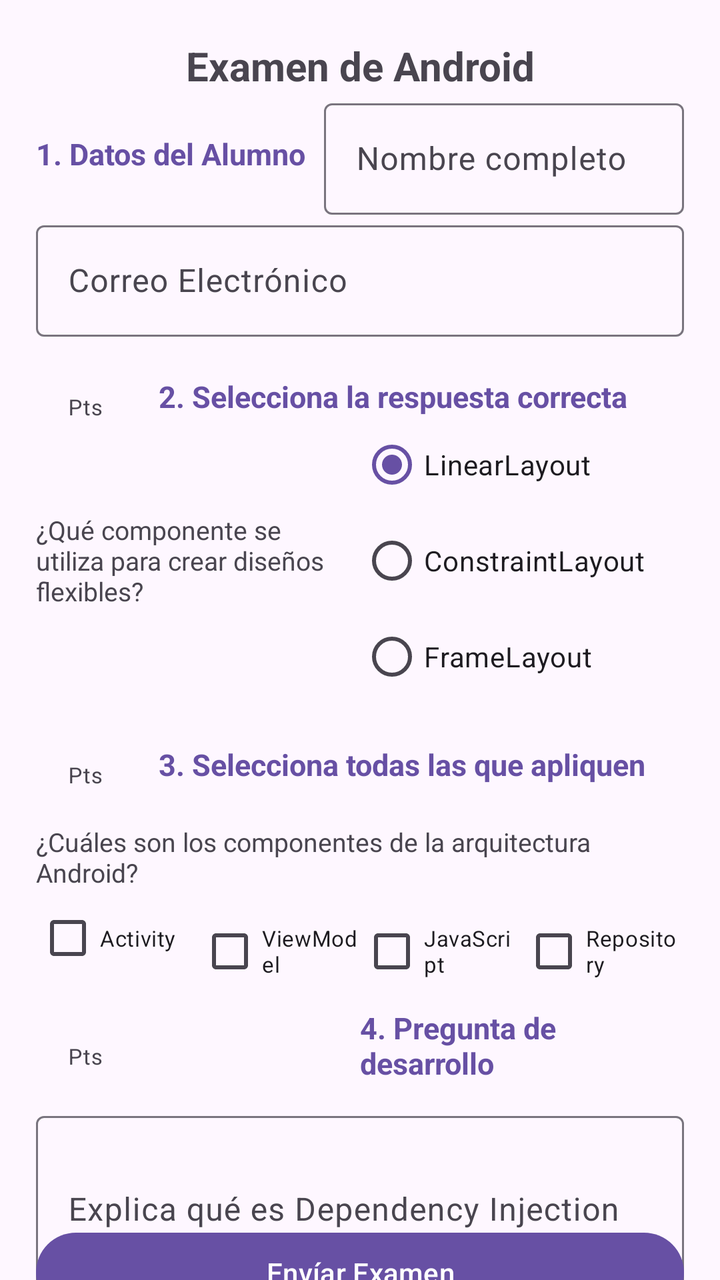
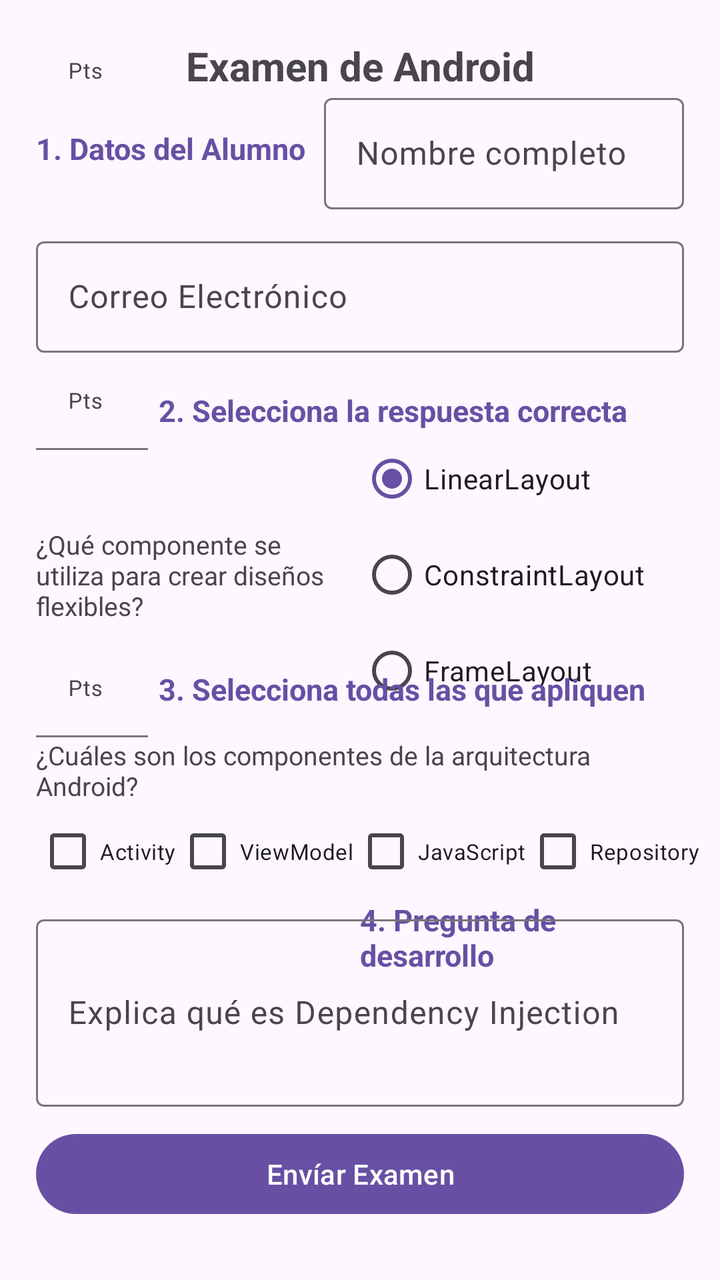

Two renders of the same Android screen: before a commit and after it. Below are the layout's source before the change and the commit's diff.
<!-- AndroidManifest.xml: application theme Theme.Prueba1 -->
<!-- res/layout/activity_main.xml -->
<?xml version="1.0" encoding="utf-8"?>
<androidx.constraintlayout.widget.ConstraintLayout xmlns:android="http://schemas.android.com/apk/res/android"
    xmlns:app="http://schemas.android.com/apk/res-auto"
    xmlns:tools="http://schemas.android.com/tools"
    android:id="@+id/main"
    android:layout_width="match_parent"
    android:layout_height="match_parent"
    tools:context=".MainActivity"
    android:textColor="?attr/colorOnSurface">

    <androidx.constraintlayout.widget.Guideline
        android:id="@+id/guideline_izquierda"
        android:layout_width="wrap_content"
        android:layout_height="wrap_content"
        android:orientation="vertical"
        app:layout_constraintGuide_percent="0.05" />

    <androidx.constraintlayout.widget.Guideline
        android:id="@+id/guideline_pts"
        android:layout_width="wrap_content"
        android:layout_height="wrap_content"
        android:orientation="vertical"
        app:layout_constraintGuide_percent="0.22" />

    <androidx.constraintlayout.widget.Guideline
        android:id="@+id/guideline_mitad"
        android:layout_width="wrap_content"
        android:layout_height="wrap_content"
        android:orientation="vertical"
        app:layout_constraintGuide_percent="0.50" />

    <androidx.constraintlayout.widget.Guideline
        android:id="@+id/guideline_derecha"
        android:layout_width="wrap_content"
        android:layout_height="wrap_content"
        android:orientation="vertical"
        app:layout_constraintGuide_percent="0.95" />


    <androidx.constraintlayout.widget.Guideline
        android:id="@+id/guideline_superior"
        android:layout_width="wrap_content"
        android:layout_height="wrap_content"
        android:orientation="horizontal"
        app:layout_constraintGuide_percent="0.03" />

    <androidx.constraintlayout.widget.Guideline
        android:id="@+id/guideline_inferior"
        android:layout_width="wrap_content"
        android:layout_height="wrap_content"
        android:orientation="horizontal"
        app:layout_constraintGuide_percent="0.97" />


    <TextView
        android:id="@+id/titulo"
        android:layout_width="0dp"
        android:layout_height="wrap_content"
        android:gravity="center"
        android:text="@string/examen_de_android"
        android:textSize="20sp"
        android:textStyle="bold"
        app:layout_constraintEnd_toEndOf="@id/guideline_derecha"
        app:layout_constraintStart_toStartOf="@id/guideline_izquierda"
        app:layout_constraintTop_toTopOf="@id/guideline_superior" />


    <TextView
        android:id="@+id/datosAlumno"
        android:layout_width="0dp"
        android:layout_height="wrap_content"
        android:text="@string/datos_alumno"
        android:textSize="15sp"
        android:textStyle="bold"
        android:textColor="?attr/colorPrimary"
        app:layout_constraintBottom_toBottomOf="@id/cajaNombre"
        app:layout_constraintStart_toStartOf="@id/guideline_izquierda"
        app:layout_constraintTop_toTopOf="@id/cajaNombre"
        app:layout_constraintWidth_percent="0.4" />

    <com.google.android.material.textfield.TextInputLayout
        android:id="@+id/cajaNombre"
        android:layout_width="0dp"
        android:layout_height="wrap_content"
        android:hint="@string/nombre_completo"
        app:layout_constraintEnd_toEndOf="@id/guideline_derecha"
        app:layout_constraintStart_toEndOf="@id/datosAlumno"
        app:layout_constraintTop_toBottomOf="@id/titulo">

        <com.google.android.material.textfield.TextInputEditText
            android:id="@+id/editNombre"
            android:layout_width="match_parent"
            android:layout_height="wrap_content" />

    </com.google.android.material.textfield.TextInputLayout>

    <com.google.android.material.textfield.TextInputLayout
        android:id="@+id/cajaEmail"
        android:layout_width="0dp"
        android:layout_height="wrap_content"
        android:hint="@string/email"
        app:layout_constraintEnd_toEndOf="@id/guideline_derecha"
        app:layout_constraintStart_toStartOf="@id/guideline_izquierda"
        app:layout_constraintTop_toBottomOf="@id/cajaNombre">

        <com.google.android.material.textfield.TextInputEditText
            android:id="@+id/editEmail"
            android:layout_width="match_parent"
            android:layout_height="wrap_content" />

    </com.google.android.material.textfield.TextInputLayout>


    <com.google.android.material.textfield.TextInputLayout
        android:id="@+id/cajaPts1"
        android:layout_width="0dp"
        android:layout_height="wrap_content"
        android:hint="@string/puntos"
        app:boxBackgroundMode="none"
        app:layout_constraintEnd_toStartOf="@id/guideline_pts"
        app:layout_constraintStart_toEndOf="@id/guideline_mitad"
        app:layout_constraintStart_toStartOf="@id/guideline_izquierda"
        app:layout_constraintTop_toBottomOf="@id/cajaEmail">

        <com.google.android.material.textfield.TextInputEditText
            android:id="@+id/editPts1"
            android:layout_width="match_parent"
            android:layout_height="wrap_content"
            android:inputType="number"
            android:textSize="11sp" />

    </com.google.android.material.textfield.TextInputLayout>

    <TextView
        android:id="@+id/seleccionaRespuesta"
        android:layout_width="0dp"
        android:layout_height="wrap_content"
        android:text="@string/selecciona_respuesta"
        android:textSize="15sp"
        android:textStyle="bold"
        android:textColor="?attr/colorPrimary"
        app:layout_constraintBottom_toBottomOf="@id/cajaPts1"
        app:layout_constraintEnd_toEndOf="@id/guideline_derecha"
        app:layout_constraintStart_toEndOf="@id/guideline_pts"
        app:layout_constraintTop_toTopOf="@id/cajaPts1" />

    <TextView
        android:id="@+id/pregunta1"
        android:layout_width="0dp"
        android:layout_height="wrap_content"
        android:text="@string/pregunta1"
        android:textSize="13sp"
        app:layout_constraintBottom_toBottomOf="@id/radioRespuestas"
        app:layout_constraintEnd_toStartOf="@id/radioRespuestas"
        app:layout_constraintStart_toStartOf="@id/guideline_izquierda"
        app:layout_constraintTop_toTopOf="@id/radioRespuestas"
        app:layout_constraintWidth_percent="0.45" />

    <RadioGroup
        android:id="@+id/radioRespuestas"
        android:layout_width="0dp"
        android:layout_height="wrap_content"
        android:checkedButton="@+id/enabled_selected"
        app:layout_constraintEnd_toEndOf="@id/guideline_derecha"
        app:layout_constraintTop_toBottomOf="@id/seleccionaRespuesta"
        app:layout_constraintWidth_percent="0.45">

        <RadioButton
            android:id="@+id/enabled_selected"
            android:layout_width="wrap_content"
            android:layout_height="wrap_content"
            android:enabled="true"
            android:text="@string/linearlayout" />

        <RadioButton
            android:layout_width="wrap_content"
            android:layout_height="wrap_content"
            android:checked="false"
            android:enabled="true"
            android:text="@string/constraintlayout" />

        <RadioButton
            android:layout_width="wrap_content"
            android:layout_height="wrap_content"
            android:checked="false"
            android:enabled="true"
            android:text="@string/framelayout" />
    </RadioGroup>


    <com.google.android.material.textfield.TextInputLayout
        android:id="@+id/cajaPts2"
        android:layout_width="0dp"
        android:layout_height="wrap_content"
        android:hint="@string/puntos"
        app:boxBackgroundMode="none"
        app:layout_constraintEnd_toStartOf="@id/guideline_pts"
        app:layout_constraintStart_toStartOf="@id/guideline_izquierda"
        app:layout_constraintTop_toBottomOf="@id/radioRespuestas">

        <com.google.android.material.textfield.TextInputEditText
            android:id="@+id/editPts2"
            android:layout_width="match_parent"
            android:layout_height="wrap_content"
            android:inputType="number"
            android:textSize="11sp" />
    </com.google.android.material.textfield.TextInputLayout>

    <TextView
        android:id="@+id/seleccionaTodas"
        android:layout_width="0dp"
        android:layout_height="wrap_content"
        android:text="@string/selecciona_todas"
        android:textSize="15sp"
        android:textStyle="bold"
        android:textColor="?attr/colorPrimary"
        app:layout_constraintBottom_toBottomOf="@id/cajaPts2"
        app:layout_constraintEnd_toEndOf="@id/guideline_derecha"
        app:layout_constraintStart_toEndOf="@id/guideline_pts"
        app:layout_constraintTop_toTopOf="@id/cajaPts2" />

    <TextView
        android:id="@+id/pregunta2"
        android:layout_width="0dp"
        android:layout_height="wrap_content"
        android:text="@string/pregunta2"
        android:textSize="13sp"
        app:layout_constraintEnd_toEndOf="@id/guideline_derecha"
        app:layout_constraintStart_toStartOf="@id/guideline_izquierda"
        app:layout_constraintTop_toBottomOf="@id/cajaPts2" />

    <LinearLayout
        android:id="@+id/checkbox_container"
        android:layout_width="0dp"
        android:layout_height="wrap_content"
        android:orientation="horizontal"
        app:layout_constraintEnd_toEndOf="@id/guideline_derecha"
        app:layout_constraintStart_toStartOf="@id/guideline_izquierda"
        app:layout_constraintTop_toBottomOf="@+id/pregunta2">

        <CheckBox
            android:id="@+id/cb1"
            android:layout_width="0dp"
            android:layout_height="wrap_content"
            android:layout_weight="1"
            android:text="@string/activity"
            android:textSize="11sp" />

        <CheckBox
            android:id="@+id/cb2"
            android:layout_width="0dp"
            android:layout_height="wrap_content"
            android:layout_weight="1"
            android:text="@string/viewmodel"
            android:textSize="11sp" />

        <CheckBox
            android:id="@+id/cb3"
            android:layout_width="0dp"
            android:layout_height="wrap_content"
            android:layout_weight="1"
            android:text="@string/javascript"
            android:textSize="11sp" />

        <CheckBox
            android:id="@+id/cb4"
            android:layout_width="0dp"
            android:layout_height="wrap_content"
            android:layout_weight="1"
            android:text="@string/repository"
            android:textSize="11sp" />

    </LinearLayout>


    <com.google.android.material.textfield.TextInputLayout
        android:id="@+id/cajaPts3"
        android:layout_width="0dp"
        android:layout_height="wrap_content"
        android:hint="@string/puntos"
        app:boxBackgroundMode="none"
        app:layout_constraintEnd_toStartOf="@id/guideline_pts"
        app:layout_constraintStart_toStartOf="@id/guideline_izquierda"
        app:layout_constraintTop_toBottomOf="@+id/checkbox_container">

        <com.google.android.material.textfield.TextInputEditText
            android:id="@+id/editPts3"
            android:layout_width="match_parent"
            android:layout_height="wrap_content"
            android:inputType="number"
            android:textSize="11sp" />
    </com.google.android.material.textfield.TextInputLayout>

    <TextView
        android:id="@+id/preguntaDesarrollo"
        android:layout_width="0dp"
        android:layout_height="wrap_content"
        android:text="@string/pregunta_desarrollo"
        android:textSize="15sp"
        android:textStyle="bold"
        android:textColor="?attr/colorPrimary"
        app:layout_constraintBottom_toBottomOf="@id/cajaPts3"
        app:layout_constraintStart_toStartOf="@id/guideline_mitad"
        app:layout_constraintEnd_toEndOf="@id/guideline_derecha"
        app:layout_constraintStart_toEndOf="@id/guideline_pts"
        app:layout_constraintTop_toTopOf="@id/cajaPts3" />

    <com.google.android.material.textfield.TextInputLayout
        android:id="@+id/cajaDesarrollo"
        android:layout_width="0dp"
        android:layout_height="wrap_content"
        android:hint="@string/caja_desarrollo"
        app:layout_constraintEnd_toEndOf="@id/guideline_derecha"
        app:layout_constraintStart_toStartOf="@id/guideline_izquierda"
        app:layout_constraintTop_toBottomOf="@id/cajaPts3">

        <com.google.android.material.textfield.TextInputEditText
            android:id="@+id/editRespuesta"
            android:layout_width="match_parent"
            android:layout_height="wrap_content"
            android:lines="3" />

    </com.google.android.material.textfield.TextInputLayout>

    <Button
        android:layout_width="0dp"
        android:layout_height="wrap_content"
        android:text="@string/enviar"
        android:checkable="true"
        app:layout_constraintTop_toBottomOf="@+id/cajaDesarrollo"
        app:layout_constraintBottom_toTopOf="@id/guideline_inferior"
        app:layout_constraintStart_toEndOf="@id/guideline_izquierda"
        app:layout_constraintEnd_toEndOf="@id/guideline_derecha"/>

</androidx.constraintlayout.widget.ConstraintLayout>
<!-- resources referenced by this layout -->
<resources>
  <string name="activity">Activity</string>
  <string name="caja_desarrollo">Explica qué es Dependency Injection</string>
  <string name="constraintlayout">ConstraintLayout</string>
  <string name="datos_alumno">1. Datos del Alumno</string>
  <string name="email">Correo Electrónico</string>
  <string name="enviar">Envíar Examen</string>
  <string name="examen_de_android">Examen de Android</string>
  <string name="framelayout">FrameLayout</string>
  <string name="javascript">JavaScript</string>
  <string name="linearlayout">LinearLayout</string>
  <string name="nombre_completo">Nombre completo</string>
  <string name="pregunta1">¿Qué componente se utiliza para crear diseños flexibles?</string>
  <string name="pregunta2">¿Cuáles son los componentes de la arquitectura Android?</string>
  <string name="pregunta_desarrollo">4. Pregunta de desarrollo</string>
  <string name="puntos">Pts</string>
  <string name="repository">Repository</string>
  <string name="selecciona_respuesta">2. Selecciona la respuesta correcta</string>
  <string name="selecciona_todas">3. Selecciona todas las que apliquen</string>
  <string name="viewmodel">ViewModel</string>
  <style name="Theme.Prueba1" parent="Base.Theme.Prueba1" />
  <style name="Base.Theme.Prueba1" parent="Theme.Material3.DayNight.NoActionBar">
          
          
      </style>
</resources>

<!-- the commit's change to res/layout/activity_main.xml (unified diff, before → after) -->
@@ -9,28 +9,43 @@
     android:textColor="?attr/colorOnSurface">
 
     <androidx.constraintlayout.widget.Guideline
-        android:id="@+id/guideline_izquierda"
+        android:id="@+id/verticalizq0"
         android:layout_width="wrap_content"
         android:layout_height="wrap_content"
         android:orientation="vertical"
         app:layout_constraintGuide_percent="0.05" />
 
     <androidx.constraintlayout.widget.Guideline
-        android:id="@+id/guideline_pts"
+        android:id="@+id/verticalizq1"
         android:layout_width="wrap_content"
         android:layout_height="wrap_content"
         android:orientation="vertical"
         app:layout_constraintGuide_percent="0.22" />
 
     <androidx.constraintlayout.widget.Guideline
-        android:id="@+id/guideline_mitad"
+        android:id="@+id/verticalizq2"
+        android:layout_width="wrap_content"
+        android:layout_height="wrap_content"
+        android:orientation="vertical"
+        app:layout_constraintGuide_percent="0.28" />
+
+    <androidx.constraintlayout.widget.Guideline
+        android:id="@+id/verticalmitad"
         android:layout_width="wrap_content"
         android:layout_height="wrap_content"
         android:orientation="vertical"
         app:layout_constraintGuide_percent="0.50" />
 
-    <androidx.constraintlayout.widget.Guideline
-        android:id="@+id/guideline_derecha"
+
+    <androidx.constraintlayout.widget.Guideline
+        android:id="@+id/verticaldch1"
+        android:layout_width="wrap_content"
+        android:layout_height="wrap_content"
+        android:orientation="vertical"
+        app:layout_constraintGuide_percent="0.72" />
+
+    <androidx.constraintlayout.widget.Guideline
+        android:id="@+id/verticaldch0"
         android:layout_width="wrap_content"
         android:layout_height="wrap_content"
         android:orientation="vertical"
@@ -38,14 +53,50 @@
 
 
     <androidx.constraintlayout.widget.Guideline
-        android:id="@+id/guideline_superior"
+        android:id="@+id/superior0"
         android:layout_width="wrap_content"
         android:layout_height="wrap_content"
         android:orientation="horizontal"
         app:layout_constraintGuide_percent="0.03" />
 
-    <androidx.constraintlayout.widget.Guideline
-        android:id="@+id/guideline_inferior"
+
+    <androidx.constraintlayout.widget.Guideline
+        android:id="@+id/superior1"
+        android:layout_width="wrap_content"
+        android:layout_height="wrap_content"
+        android:orientation="horizontal"
+        app:layout_constraintGuide_percent="0.16" />
+
+    <androidx.constraintlayout.widget.Guideline
+        android:id="@+id/superior2"
+        android:layout_width="wrap_content"
+        android:layout_height="wrap_content"
+        android:orientation="horizontal"
+        app:layout_constraintGuide_percent="0.18" />
+
+    <androidx.constraintlayout.widget.Guideline
+        android:id="@+id/superior3"
+        android:layout_width="wrap_content"
+        android:layout_height="wrap_content"
+        android:orientation="horizontal"
+        app:layout_constraintGuide_percent="0.29" />
+
+    <androidx.constraintlayout.widget.Guideline
+        android:id="@+id/inferior2"
+        android:layout_width="wrap_content"
+        android:layout_height="wrap_content"
+        android:orientation="horizontal"
+        app:layout_constraintGuide_percent="0.5" />
+
+    <androidx.constraintlayout.widget.Guideline
+        android:id="@+id/inferior1"
+        android:layout_width="wrap_content"
+        android:layout_height="wrap_content"
+        android:orientation="horizontal"
+        app:layout_constraintGuide_percent="0.71" />
+
+    <androidx.constraintlayout.widget.Guideline
+        android:id="@+id/inferior0"
         android:layout_width="wrap_content"
         android:layout_height="wrap_content"
         android:orientation="horizontal"
@@ -60,9 +111,9 @@
         android:text="@string/examen_de_android"
         android:textSize="20sp"
         android:textStyle="bold"
-        app:layout_constraintEnd_toEndOf="@id/guideline_derecha"
-        app:layout_constraintStart_toStartOf="@id/guideline_izquierda"
-        app:layout_constraintTop_toTopOf="@id/guideline_superior" />
+        app:layout_constraintEnd_toEndOf="@id/verticaldch0"
+        app:layout_constraintStart_toStartOf="@id/verticalizq0"
+        app:layout_constraintTop_toTopOf="@id/superior0" />
 
 
     <TextView
@@ -73,8 +124,9 @@
         android:textSize="15sp"
         android:textStyle="bold"
         android:textColor="?attr/colorPrimary"
+        app:layout_constraintTop_toBottomOf="@+id/titulo"
         app:layout_constraintBottom_toBottomOf="@id/cajaNombre"
-        app:layout_constraintStart_toStartOf="@id/guideline_izquierda"
+        app:layout_constraintStart_toStartOf="@id/verticalizq0"
         app:layout_constraintTop_toTopOf="@id/cajaNombre"
         app:layout_constraintWidth_percent="0.4" />
 
@@ -83,9 +135,10 @@
         android:layout_width="0dp"
         android:layout_height="wrap_content"
         android:hint="@string/nombre_completo"
-        app:layout_constraintEnd_toEndOf="@id/guideline_derecha"
+        app:layout_constraintEnd_toEndOf="@id/verticaldch0"
         app:layout_constraintStart_toEndOf="@id/datosAlumno"
-        app:layout_constraintTop_toBottomOf="@id/titulo">
+        app:layout_constraintTop_toBottomOf="@+id/titulo"
+        app:layout_constraintBottom_toTopOf="@+id/superior1">
 
         <com.google.android.material.textfield.TextInputEditText
             android:id="@+id/editNombre"
@@ -99,9 +152,10 @@
         android:layout_width="0dp"
         android:layout_height="wrap_content"
         android:hint="@string/email"
-        app:layout_constraintEnd_toEndOf="@id/guideline_derecha"
-        app:layout_constraintStart_toStartOf="@id/guideline_izquierda"
-        app:layout_constraintTop_toBottomOf="@id/cajaNombre">
+        app:layout_constraintEnd_toEndOf="@id/verticaldch0"
+        app:layout_constraintStart_toStartOf="@id/verticalizq0"
+        app:layout_constraintTop_toBottomOf="@id/superior2"
+        >
 
         <com.google.android.material.textfield.TextInputEditText
             android:id="@+id/editEmail"
@@ -116,17 +170,15 @@
         android:layout_width="0dp"
         android:layout_height="wrap_content"
         android:hint="@string/puntos"
-        app:boxBackgroundMode="none"
-        app:layout_constraintEnd_toStartOf="@id/guideline_pts"
-        app:layout_constraintStart_toEndOf="@id/guideline_mitad"
-        app:layout_constraintStart_toStartOf="@id/guideline_izquierda"
+        style="?attr/textInputFilledStyle"
+        app:boxBackgroundColor="@android:color/transparent"
+        app:layout_constraintStart_toStartOf="@+id/verticalizq0"
         app:layout_constraintTop_toBottomOf="@id/cajaEmail">
 
         <com.google.android.material.textfield.TextInputEditText
             android:id="@+id/editPts1"
             android:layout_width="match_parent"
             android:layout_height="wrap_content"
-            android:inputType="number"
             android:textSize="11sp" />
 
     </com.google.android.material.textfield.TextInputLayout>
@@ -140,9 +192,11 @@
         android:textStyle="bold"
         android:textColor="?attr/colorPrimary"
         app:layout_constraintBottom_toBottomOf="@id/cajaPts1"
-        app:layout_constraintEnd_toEndOf="@id/guideline_derecha"
-        app:layout_constraintStart_toEndOf="@id/guideline_pts"
-        app:layout_constraintTop_toTopOf="@id/cajaPts1" />
+        app:layout_constraintEnd_toEndOf="@id/verticaldch0"
+        app:layout_constraintStart_toEndOf="@id/verticalizq1"
+        app:layout_constraintTop_toBottomOf="@id/superior3" />
+
+
 
     <TextView
         android:id="@+id/pregunta1"
@@ -152,7 +206,7 @@
         android:textSize="13sp"
         app:layout_constraintBottom_toBottomOf="@id/radioRespuestas"
         app:layout_constraintEnd_toStartOf="@id/radioRespuestas"
-        app:layout_constraintStart_toStartOf="@id/guideline_izquierda"
+        app:layout_constraintStart_toStartOf="@id/verticalizq0"
         app:layout_constraintTop_toTopOf="@id/radioRespuestas"
         app:layout_constraintWidth_percent="0.45" />
 
@@ -161,7 +215,7 @@
         android:layout_width="0dp"
         android:layout_height="wrap_content"
         android:checkedButton="@+id/enabled_selected"
-        app:layout_constraintEnd_toEndOf="@id/guideline_derecha"
+        app:layout_constraintEnd_toEndOf="@id/verticaldch0"
         app:layout_constraintTop_toBottomOf="@id/seleccionaRespuesta"
         app:layout_constraintWidth_percent="0.45">
 
@@ -193,10 +247,11 @@
         android:layout_width="0dp"
         android:layout_height="wrap_content"
         android:hint="@string/puntos"
-        app:boxBackgroundMode="none"
-        app:layout_constraintEnd_toStartOf="@id/guideline_pts"
-        app:layout_constraintStart_toStartOf="@id/guideline_izquierda"
-        app:layout_constraintTop_toBottomOf="@id/radioRespuestas">
+        style="?attr/textInputFilledStyle"
+        app:boxBackgroundColor="@android:color/transparent"
+        app:layout_constraintStart_toEndOf="@id/verticalizq0"
+        app:layout_constraintTop_toBottomOf="@id/inferior2"
+        app:layout_constraintBottom_toTopOf="@id/pregunta2">
 
         <com.google.android.material.textfield.TextInputEditText
             android:id="@+id/editPts2"
@@ -215,8 +270,8 @@
         android:textStyle="bold"
         android:textColor="?attr/colorPrimary"
         app:layout_constraintBottom_toBottomOf="@id/cajaPts2"
-        app:layout_constraintEnd_toEndOf="@id/guideline_derecha"
-        app:layout_constraintStart_toEndOf="@id/guideline_pts"
+        app:layout_constraintEnd_toEndOf="@id/verticaldch0"
+        app:layout_constraintStart_toEndOf="@id/verticalizq1"
         app:layout_constraintTop_toTopOf="@id/cajaPts2" />
 
     <TextView
@@ -225,18 +280,10 @@
         android:layout_height="wrap_content"
         android:text="@string/pregunta2"
         android:textSize="13sp"
-        app:layout_constraintEnd_toEndOf="@id/guideline_derecha"
-        app:layout_constraintStart_toStartOf="@id/guideline_izquierda"
+        app:layout_constraintEnd_toEndOf="@id/verticaldch0"
+        app:layout_constraintStart_toStartOf="@id/verticalizq0"
         app:layout_constraintTop_toBottomOf="@id/cajaPts2" />
 
-    <LinearLayout
-        android:id="@+id/checkbox_container"
-        android:layout_width="0dp"
-        android:layout_height="wrap_content"
-        android:orientation="horizontal"
-        app:layout_constraintEnd_toEndOf="@id/guideline_derecha"
-        app:layout_constraintStart_toStartOf="@id/guideline_izquierda"
-        app:layout_constraintTop_toBottomOf="@+id/pregunta2">
 
         <CheckBox
             android:id="@+id/cb1"
@@ -244,7 +291,9 @@
             android:layout_height="wrap_content"
             android:layout_weight="1"
             android:text="@string/activity"
-            android:textSize="11sp" />
+            android:textSize="11sp"
+            app:layout_constraintStart_toEndOf="@+id/verticalizq0"
+            app:layout_constraintTop_toBottomOf="@id/pregunta2"/>
 
         <CheckBox
             android:id="@+id/cb2"
@@ -252,7 +301,9 @@
             android:layout_height="wrap_content"
             android:layout_weight="1"
             android:text="@string/viewmodel"
-            android:textSize="11sp" />
+            android:textSize="11sp"
+            app:layout_constraintStart_toEndOf="@+id/cb1"
+            app:layout_constraintTop_toBottomOf="@id/pregunta2"/>
 
         <CheckBox
             android:id="@+id/cb3"
@@ -260,7 +311,9 @@
             android:layout_height="wrap_content"
             android:layout_weight="1"
             android:text="@string/javascript"
-            android:textSize="11sp" />
+            android:textSize="11sp"
+            app:layout_constraintStart_toEndOf="@id/cb2"
+            app:layout_constraintTop_toBottomOf="@id/pregunta2"/>
 
         <CheckBox
             android:id="@+id/cb4"
@@ -268,9 +321,10 @@
             android:layout_height="wrap_content"
             android:layout_weight="1"
             android:text="@string/repository"
-            android:textSize="11sp" />
-
-    </LinearLayout>
+            android:textSize="11sp"
+            app:layout_constraintTop_toBottomOf="@+id/pregunta2"
+            app:layout_constraintStart_toEndOf="@id/cb3"/>
+
 
 
     <com.google.android.material.textfield.TextInputLayout
@@ -279,8 +333,8 @@
         android:layout_height="wrap_content"
         android:hint="@string/puntos"
         app:boxBackgroundMode="none"
-        app:layout_constraintEnd_toStartOf="@id/guideline_pts"
-        app:layout_constraintStart_toStartOf="@id/guideline_izquierda"
+        app:layout_constraintEnd_toStartOf="@id/verticalizq1"
+        app:layout_constraintStart_toStartOf="@id/verticalizq0"
         app:layout_constraintTop_toBottomOf="@+id/checkbox_container">
 
         <com.google.android.material.textfield.TextInputEditText
@@ -299,20 +353,19 @@
         android:textSize="15sp"
         android:textStyle="bold"
         android:textColor="?attr/colorPrimary"
-        app:layout_constraintBottom_toBottomOf="@id/cajaPts3"
-        app:layout_constraintStart_toStartOf="@id/guideline_mitad"
-        app:layout_constraintEnd_toEndOf="@id/guideline_derecha"
-        app:layout_constraintStart_toEndOf="@id/guideline_pts"
-        app:layout_constraintTop_toTopOf="@id/cajaPts3" />
+        app:layout_constraintTop_toBottomOf="@id/cb1"
+        app:layout_constraintStart_toStartOf="@id/verticalmitad"
+        app:layout_constraintEnd_toEndOf="@id/verticaldch0"
+        app:layout_constraintStart_toEndOf="@id/verticalizq1" />
 
     <com.google.android.material.textfield.TextInputLayout
         android:id="@+id/cajaDesarrollo"
         android:layout_width="0dp"
         android:layout_height="wrap_content"
         android:hint="@string/caja_desarrollo"
-        app:layout_constraintEnd_toEndOf="@id/guideline_derecha"
-        app:layout_constraintStart_toStartOf="@id/guideline_izquierda"
-        app:layout_constraintTop_toBottomOf="@id/cajaPts3">
+        app:layout_constraintEnd_toEndOf="@id/verticaldch0"
+        app:layout_constraintStart_toStartOf="@id/verticalizq0"
+        app:layout_constraintTop_toBottomOf="@id/inferior1">
 
         <com.google.android.material.textfield.TextInputEditText
             android:id="@+id/editRespuesta"
@@ -328,8 +381,8 @@
         android:text="@string/enviar"
         android:checkable="true"
         app:layout_constraintTop_toBottomOf="@+id/cajaDesarrollo"
-        app:layout_constraintBottom_toTopOf="@id/guideline_inferior"
-        app:layout_constraintStart_toEndOf="@id/guideline_izquierda"
-        app:layout_constraintEnd_toEndOf="@id/guideline_derecha"/>
+        app:layout_constraintBottom_toTopOf="@id/inferior0"
+        app:layout_constraintStart_toEndOf="@id/verticalizq0"
+        app:layout_constraintEnd_toEndOf="@id/verticaldch0"/>
 
 </androidx.constraintlayout.widget.ConstraintLayout>
